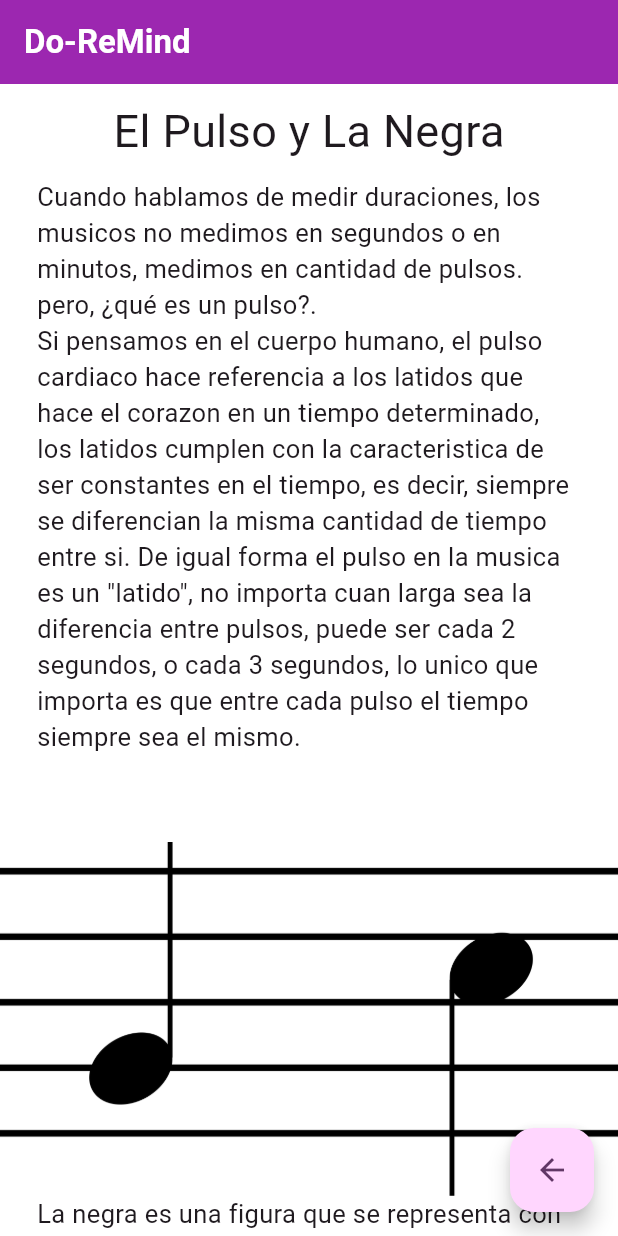
After one commit to MiguelMestra/DoReMind, a Flutter app: the TeoricDurationView screen opened by its route, on a phone screen of 412 x 824 dp. The commit adds this screen. Run offline on Flutter 3.47's test engine with Material 3 defaults, Android fonts, the phone set to English and light mode, and no system bars; network calls fail.

Commit message:
maquetado de teoricos

```diff
--- a/lib/Views/login_view.dart
+++ b/lib/Views/login_view.dart
@@ -15,7 +15,7 @@ class LoginView extends StatelessWidget {
           mainAxisAlignment: MainAxisAlignment.center,
           children: [
             const Text(
-              'Do-ReMind123',
+              'Do-ReMind',
               style: TextStyle(
                 fontSize: 50,
                 color: Colors.white,
--- a/lib/Views/modules_view.dart
+++ b/lib/Views/modules_view.dart
@@ -12,7 +12,7 @@ class ModulesView extends StatelessWidget {
       backgroundColor: Colors.white,
       appBar: AppBar(
         title: const Text(
-          'Do-ReMind123',
+          'Do-ReMind',
           style: TextStyle(color: Colors.white, fontWeight: FontWeight.bold),
         ),
         automaticallyImplyLeading: false,
@@ -36,8 +36,7 @@ class ModulesView extends StatelessWidget {
           ),
           const Text('Duración de las notas', style: TextStyle(fontSize: 30)),
           GestureDetector(
-            child: Image.network(
-                'https://blogger.googleusercontent.com/img/b/R29vZ2xl/AVvXsEjQuDVnT3AwklnpWUGqCRCOhqYA-cpArG0qe7ZuEqcgegz_w0-x26_y1L-HEPBxe8k-iCzP1Mw1uJ8__ZyR4Xua0AzAw721f1Y850yx6SBHdQxAvG8Ko9IJgM7YuRZGuM6Z11RJ-j-kTk4/w400-h173/figuras+musicales.png'),
+            child: Image.asset('assets/figuras_musicales.png'),
             onTap: () => {
               {Navigator.pushNamed(context, ExcercisesView.id)}
             },
--- /dev/null
+++ b/lib/Views/teoric_duration_view.dart
@@ -0,0 +1,78 @@
+import 'package:do_re_mind/Views/excercises_view.dart';
+import 'package:do_re_mind/Views/modules_view.dart';
+import 'package:flutter/material.dart';
+
+class TeoricDurationView extends StatelessWidget {
+  const TeoricDurationView({super.key});
+  static String id = 'teoric_duration_view';
+
+  @override
+  Widget build(BuildContext context) {
+    final size = MediaQuery.of(context).size;
+    return Scaffold(
+          backgroundColor: Colors.white,
+      appBar: AppBar(
+        title: const Text(
+          'Do-ReMind',
+          style: TextStyle(color: Colors.white, fontWeight: FontWeight.bold),
+        ),
+        automaticallyImplyLeading: false,
+        backgroundColor: Colors.purple,
+      ),
+      body: SingleChildScrollView(
+        child:Center(
+        child: Column(children: [
+          const SizedBox(
+            height: 10,
+          ),
+          const Padding(
+            padding: EdgeInsets.only(bottom: 10),
+            child: Text(
+              'El Pulso y La Negra',
+              style: TextStyle(fontSize: 30),
+            ),
+          ),
+          Padding(
+            padding: EdgeInsets.symmetric(
+                horizontal: size.width * 0.06,
+              ),
+            child: const Text('Cuando hablamos de medir duraciones, los musicos no medimos en segundos o en minutos, medimos en cantidad de pulsos. '
+            'pero, ¿qué es un pulso?. \n'
+            'Si pensamos en el cuerpo humano, el pulso cardiaco hace referencia a los latidos que hace el corazon en un tiempo determinado, '
+            'los latidos cumplen con la caracteristica de ser constantes en el tiempo, es decir, siempre se diferencian la misma cantidad de tiempo entre si. '
+            'De igual forma el pulso en la musica es un "latido", no importa cuan larga sea la diferencia entre pulsos, puede ser cada 2 segundos, o cada 3 segundos, lo unico '
+            'que importa es que entre cada pulso el tiempo siempre sea el mismo.\n\n',
+            style: TextStyle(fontSize: 17),),
+          ),
+          const SizedBox(height: 10),
+          Image.asset('assets/negra.png'),
+          Padding(
+            padding: EdgeInsets.symmetric(
+                horizontal: size.width * 0.06,
+              ),
+            child: const Text('La negra es una figura que se representa con una cabeza de nota ovalada coloreada en negro y con una barra vertical sin importar si es hacia abajo o hacia arriba, esta figura me indicia que el '
+            'sonido tiene una duración equivalente a 1 intervalo entre 2 pulsos, es decir, que el sonido de negra, es un sonido que se empieza al tocar un pulso y termina cuando empieza el siguiente.\n'
+            ,
+            style: TextStyle(fontSize: 17),),
+          ),
+          Padding(
+            padding: EdgeInsets.symmetric(
+                horizontal: size.width * 0.06,
+              ),
+            child: const Text('Asi como tenemos una notacion para cuando suena un sonido desde que empieza un pulso hasta el siguiente, tambien los musicos tenemos un simbolo para hacer silencio un tiempo determinado, '
+            'en el caso del silencio que tiene la misma duración que la negra, se le conoce como silencio de negra',
+            style: TextStyle(fontSize: 17),),
+          ),
+          Image.asset('assets/silencio_negra.png')
+          ,
+        ],),
+    ) ,
+      )
+      ,
+      floatingActionButton: FloatingActionButton(
+        onPressed: () => {Navigator.pushNamed(context, ExcercisesView.id)},
+        child: const Icon(Icons.arrow_back_outlined),
+    ),
+    );
+  }
+}
--- a/lib/router/routes.dart
+++ b/lib/router/routes.dart
@@ -1,10 +1,14 @@
 import 'package:do_re_mind/Views/excercises_view.dart';
 import 'package:do_re_mind/Views/login_view.dart';
 import 'package:do_re_mind/Views/modules_view.dart';
+import 'package:do_re_mind/Views/teoric_duration_view.dart';
+import 'package:do_re_mind/Views/teoric_tone_view.dart';
 import 'package:flutter/material.dart';
 
 var customRoutes = <String, WidgetBuilder>{
   LoginView.id: (_) => const LoginView(),
   ModulesView.id: (_) => const ModulesView(),
-  ExcercisesView.id: (_) => const ExcercisesView()
+  ExcercisesView.id: (_) => const ExcercisesView(),
+  TeoricToneView.id: (_) => const TeoricToneView(),
+  TeoricDurationView.id: (_) => const TeoricDurationView()
 };
--- a/pubspec.yaml
+++ b/pubspec.yaml
@@ -59,8 +59,8 @@ flutter:
   uses-material-design: true
 
   # To add assets to your application, add an assets section, like this:
-  # assets:
-  #   - images/a_dot_burr.jpeg
+  assets:
+     - assets/
   #   - images/a_dot_ham.jpeg
 
   # An image asset can refer to one or more resolution-specific "variants", see
```
Also changed, not shown: lib/Views/excercises_view.dart (+18 -12 lines), lib/Views/teoric_tone_view.dart (added, +67 -0 lines), assets/clase_musica.jpg (added), assets/clave_sol.png (added), assets/figuras_musicales.png (added), assets/lapiz_partitura.jpg (added), assets/negra.png (added), assets/notas_mi_sol.png (added), assets/silencio_negra.png (added).
